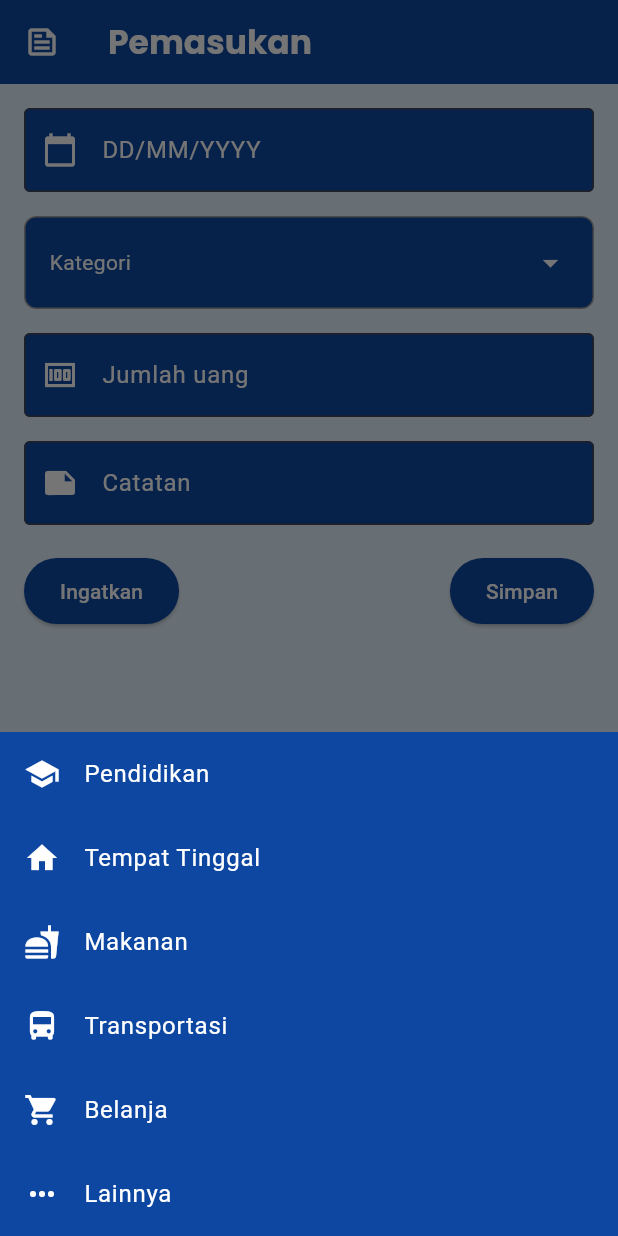
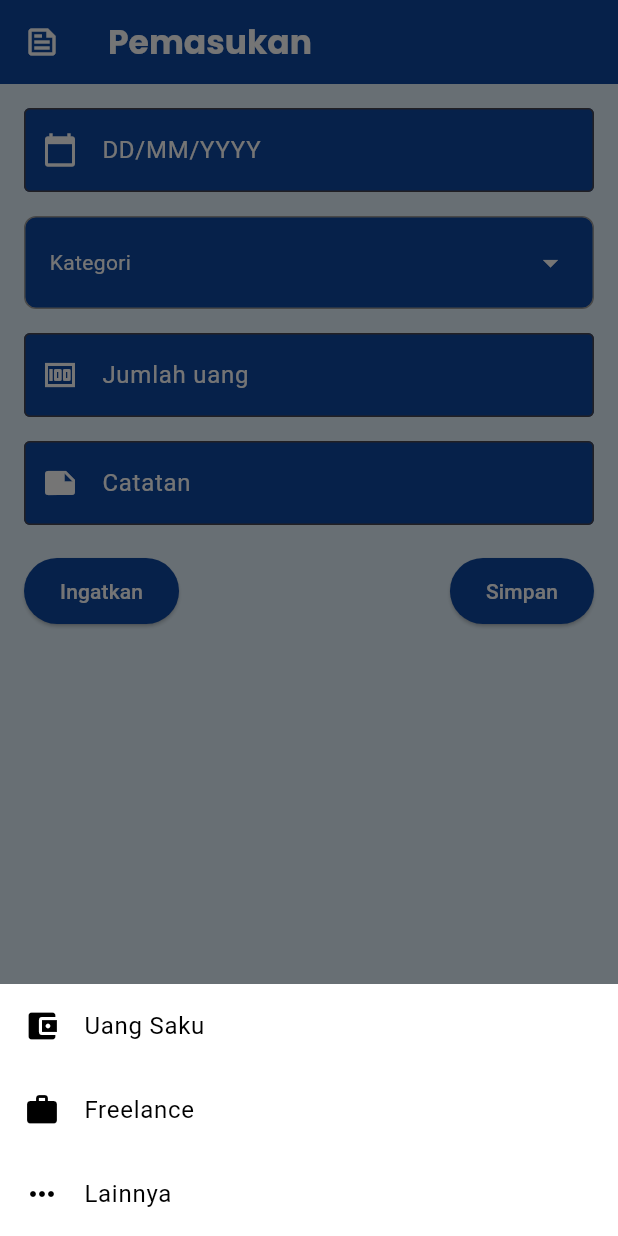
Before and after one commit to Zienararya/Dompetkos, a Flutter app: the Incomeform screen opened directly, after a tap on "Kategori", on a phone screen of 412 x 824 dp. Run offline on Flutter 3.47's test engine with Material 3 defaults, Android fonts, the phone set to English and light mode, and no system bars; our stand-ins replace pie_chart, sqflite; accounts and stored records are empty; project files that could hold a hidden picture were left out.

Commit message:
membenarkan incomeform dan spendform

```diff
--- a/lib/page/incomeform.dart
+++ b/lib/page/incomeform.dart
@@ -27,102 +27,42 @@ class _IncomeformState extends State<Incomeform> {
       context: context,
       builder: (context) {
         return Container(
-          color: Colors.blue[900],
+          color: Colors.white,
           child: Wrap(
             children: [
               ListTile(
-                leading: Icon(
-                  Icons.school,
-                  color: Colors.white,
-                ),
+                leading: Icon(Icons.account_balance_wallet, color: Colors.black),
                 title: Text(
-                  "Pendidikan",
-                  style: TextStyle(color: Colors.white),
+                  "Uang Saku",
+                  style: TextStyle(color: Colors.black),
                 ),
                 onTap: () {
                   setState(() {
-                    selectedKategori = "Pendidikan";
+                    selectedKategori = "Uang Saku";
                     categoryController.text = selectedKategori.toString();
                   });
                   Navigator.pop(context);
                 },
               ),
               ListTile(
-                leading: Icon(
-                  Icons.home,
-                  color: Colors.white,
-                ),
+                leading: Icon(Icons.work, color: Colors.black),
                 title: Text(
-                  "Tempat Tinggal",
-                  style: TextStyle(color: Colors.white),
+                  "Freelance",
+                  style: TextStyle(color: Colors.black),
                 ),
                 onTap: () {
                   setState(() {
-                    selectedKategori = "Tempat Tinggal";
+                    selectedKategori = "Freelance";
                     categoryController.text = selectedKategori.toString();
                   });
                   Navigator.pop(context);
                 },
               ),
               ListTile(
-                leading: Icon(
-                  Icons.fastfood,
-                  color: Colors.white,
-                ),
-                title: Text(
-                  "Makanan",
-                  style: TextStyle(color: Colors.white),
-                ),
-                onTap: () {
-                  setState(() {
-                    selectedKategori = "Makanan";
-                    categoryController.text = selectedKategori.toString();
-                  });
-                  Navigator.pop(context);
-                },
-              ),
-              ListTile(
-                leading: Icon(
-                  Icons.directions_bus,
-                  color: Colors.white,
-                ),
-                title: Text(
-                  "Transportasi",
-                  style: TextStyle(color: Colors.white),
-                ),
-                onTap: () {
-                  setState(() {
-                    selectedKategori = "Transportasi";
-                    categoryController.text = selectedKategori.toString();
-                  });
-                  Navigator.pop(context);
-                },
-              ),
-              ListTile(
-                leading: Icon(
-                  Icons.shopping_cart,
-                  color: Colors.white,
-                ),
-                title: Text(
-                  "Belanja",
-                  style: TextStyle(color: Colors.white),
-                ),
-                onTap: () {
-                  setState(() {
-                    selectedKategori = "Belanja";
-                    categoryController.text = selectedKategori.toString();
-                  });
-                  Navigator.pop(context);
-                },
-              ),
-              ListTile(
-                leading: Icon(
-                  Icons.more_horiz,
-                  color: Colors.white,
-                ),
+                leading: Icon(Icons.more_horiz, color: Colors.black),
                 title: Text(
                   "Lainnya",
-                  style: TextStyle(color: Colors.white),
+                  style: TextStyle(color: Colors.black),
                 ),
                 onTap: () {
                   setState(() {
@@ -138,6 +78,7 @@ class _IncomeformState extends State<Incomeform> {
       },
     );
   }
+
 
   @override
   Widget build(BuildContext context) {
```
Also changed, not shown: lib/page/spendform.dart (+56 -1 lines).
